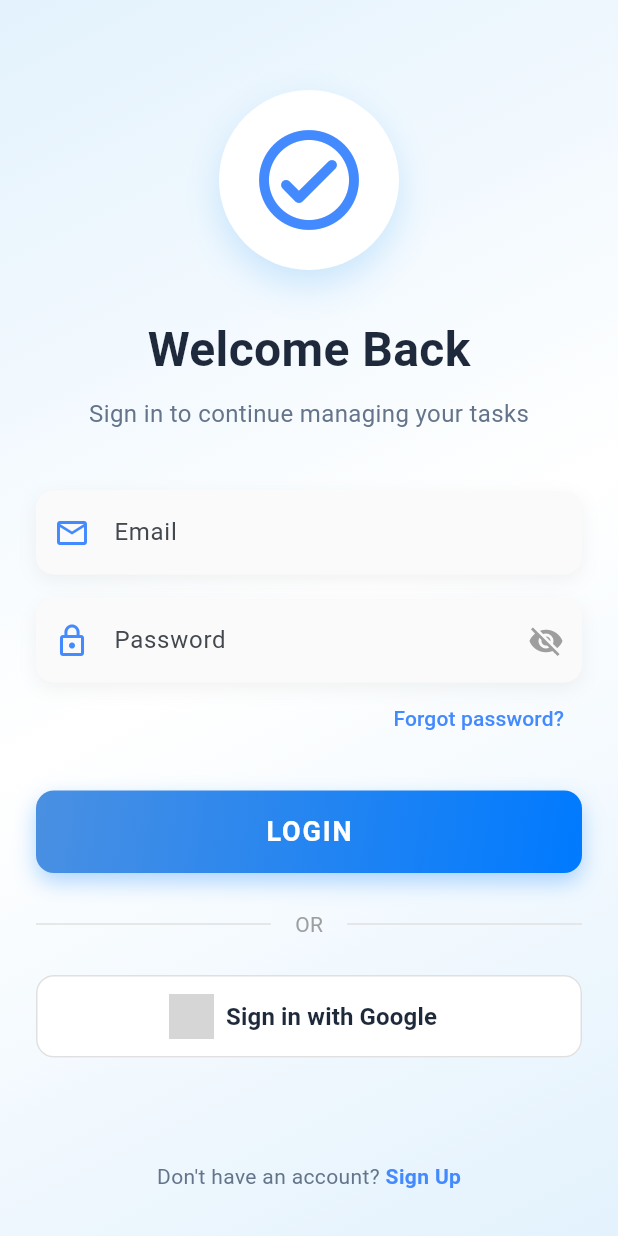
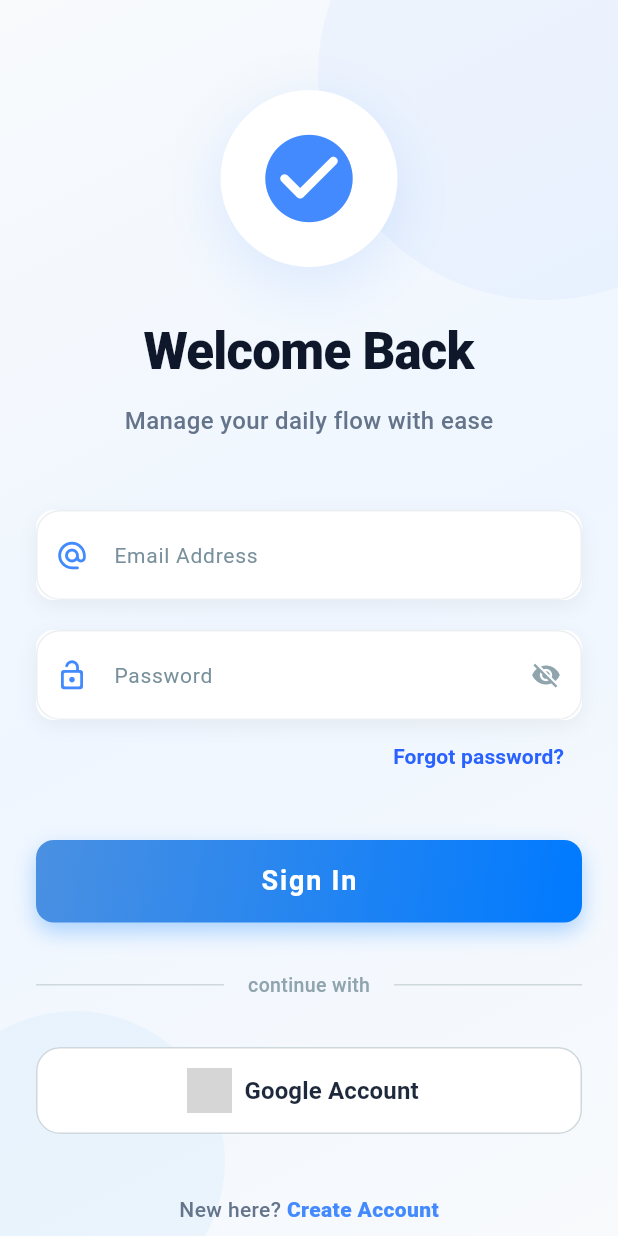
Before and after one commit to Uppara-Veeranjaneyulu/task-manager-flutter-app, a Flutter app: the screen it shows after launch, on a phone screen of 412 x 824 dp. Run offline on Flutter 3.47's test engine with Material 3 defaults, Android fonts, the phone set to English and light mode, and no system bars; our stand-ins replace cloud_firestore, firebase_auth, firebase_core, firebase_storage, flutter_local_notifications, google_sign_in and 7 more; missing offline and left inert: android_intent_plus, mailer, mobile_scanner, workmanager; accounts and stored records are empty; grey boxes are pictures that could not be loaded.

Commit message:
update login ui

```diff
--- a/lib/presentation/screens/login_screen.dart
+++ b/lib/presentation/screens/login_screen.dart
@@ -87,87 +87,148 @@ class _LoginScreenState extends State<LoginScreen> with SingleTickerProviderStat
   @override
   Widget build(BuildContext context) {
     return Scaffold(
-      backgroundColor: Colors.white,
-      body: SingleChildScrollView(
-        child: Container(
-          height: MediaQuery.of(context).size.height,
-          decoration: BoxDecoration(
+      body: Stack(
+        children: [
+          // 🎨 LAYER 1: Sophisticated Gradient Background
+          Container(
+            decoration: const BoxDecoration(
               gradient: LinearGradient(
                 begin: Alignment.topLeft,
                 end: Alignment.bottomRight,
                 colors: [
-                Colors.blue.shade50,
-                Colors.white,
-                Colors.blue.shade50,
+                  Color(0xFFF8FAFC), // Slate 50
+                  Color(0xFFEFF6FF), // Blue 50
+                  Color(0xFFF8FAFC),
                 ],
               ),
             ),
+          ),
+
+          // 🫧 LAYER 2: Abstract Decorative Shapes
+          Positioned(
+            top: -100,
+            right: -100,
+            child: Container(
+              width: 300,
+              height: 300,
+              decoration: BoxDecoration(
+                shape: BoxShape.circle,
+                color: Colors.blueAccent.withOpacity(0.05),
+              ),
+            ),
+          ),
+          Positioned(
+            bottom: -50,
+            left: -50,
+            child: Container(
+              width: 200,
+              height: 200,
+              decoration: BoxDecoration(
+                shape: BoxShape.circle,
+                color: Colors.blue.withOpacity(0.05),
+              ),
+            ),
+          ),
+
+          // 📄 LAYER 3: Main Content
+          SafeArea(
+            child: SingleChildScrollView(
+              physics: const BouncingScrollPhysics(),
               child: Padding(
                 padding: const EdgeInsets.symmetric(horizontal: 24),
-            child: FadeTransition(
-              opacity: _fadeAnimation,
                 child: Column(
-                mainAxisAlignment: MainAxisAlignment.center,
                   children: [
                     const SizedBox(height: 60),
-                  // Logo or Icon
-                  Container(
-                    padding: const EdgeInsets.all(20),
+
+                    // 🏷️ LOGO SECTION
+                    TweenAnimationBuilder<double>(
+                      tween: Tween(begin: 0.0, end: 1.0),
+                      duration: const Duration(seconds: 1),
+                      builder: (context, value, child) {
+                        return Transform.scale(
+                          scale: value,
+                          child: Opacity(opacity: value, child: child),
+                        );
+                      },
+                      child: Container(
+                        padding: const EdgeInsets.all(24),
                         decoration: BoxDecoration(
                           color: Colors.white,
                           shape: BoxShape.circle,
                           boxShadow: [
                             BoxShadow(
-                          color: Colors.blue.withOpacity(0.2),
-                          blurRadius: 20,
+                              color: Colors.blueAccent.withOpacity(0.12),
+                              blurRadius: 30,
+                              spreadRadius: 5,
                               offset: const Offset(0, 10),
                             ),
                           ],
                         ),
                         child: const Icon(
-                      Icons.check_circle_outline_rounded,
-                      size: 80,
+                          Icons.check_circle_rounded,
+                          size: 70,
                           color: Colors.blueAccent,
                         ),
                       ),
-                  const SizedBox(height: 30),
+                    ),
 
-                  const Text(
+                    const SizedBox(height: 32),
+
+                    // ✨ WELCOME TEXT (Staggered)
+                    _buildAnimatedItem(
+                      intervalStart: 0.2,
+                      child: const Column(
+                        children: [
+                          Text(
                             "Welcome Back",
                             style: TextStyle(
-                      fontSize: 32,
-                      fontWeight: FontWeight.bold,
-                      color: Color(0xFF1E293B),
+                              fontSize: 34,
+                              fontWeight: FontWeight.w800,
+                              color: Color(0xFF0F172A),
+                              letterSpacing: -0.5,
                             ),
                           ),
-                  const SizedBox(height: 8),
-                  const Text(
-                    "Sign in to continue managing your tasks",
+                          SizedBox(height: 10),
+                          Text(
+                            "Manage your daily flow with ease",
                             style: TextStyle(
                               fontSize: 16,
                               color: Color(0xFF64748B),
+                              fontWeight: FontWeight.w500,
                             ),
                           ),
-                  const SizedBox(height: 40),
+                        ],
+                      ),
+                    ),
 
-                  // 📧 EMAIL
+                    const SizedBox(height: 48),
+
+                    // 🧩 FORM SECTION
+                    _buildAnimatedItem(
+                      intervalStart: 0.4,
+                      child: Column(
+                        children: [
                           CustomTextField(
                             controller: emailController,
-                    label: "Email",
-                    prefixIcon: Icons.email_outlined,
+                            label: "Email Address",
+                            prefixIcon: Icons.alternate_email_rounded,
+                            keyboardType: TextInputType.emailAddress,
                           ),
-                  const SizedBox(height: 16),
-
-                  // 🔑 PASSWORD
+                          const SizedBox(height: 20),
                           CustomTextField(
                             controller: passwordController,
                             label: "Password",
-                    prefixIcon: Icons.lock_outline,
+                            prefixIcon: Icons.lock_open_rounded,
                             isPassword: true,
+                          ),
+                        ],
+                      ),
                     ),
 
                     // 🔁 FORGOT PASSWORD
-                  Align(
+                    _buildAnimatedItem(
+                      intervalStart: 0.5,
+                      child: Align(
                         alignment: Alignment.centerRight,
                         child: TextButton(
                           onPressed: () {
@@ -178,72 +239,87 @@ class _LoginScreenState extends State<LoginScreen> with SingleTickerProviderStat
                               ),
                             );
                           },
-                      child: const Text(
+                          child: Text(
                             "Forgot password?",
-                        style: TextStyle(color: Colors.blueAccent),
+                            style: TextStyle(
+                              color: Colors.blueAccent.shade700,
+                              fontWeight: FontWeight.w600,
+                            ),
+                          ),
                         ),
                       ),
                     ),
 
-                  const SizedBox(height: 24),
+                    const SizedBox(height: 32),
 
                     // 🔐 LOGIN BUTTON
-                  CustomButton(
+                    _buildAnimatedItem(
+                      intervalStart: 0.6,
+                      child: CustomButton(
                         onPressed: login,
-                    text: "LOGIN",
+                        text: "Sign In",
                         isLoading: isLoading,
                       ),
+                    ),
 
-                  const SizedBox(height: 24),
+                    const SizedBox(height: 32),
 
-                  Row(
+                    _buildAnimatedItem(
+                      intervalStart: 0.7,
+                      child: Row(
                         children: [
-                      Expanded(child: Divider(color: Colors.grey.shade300)),
+                          Expanded(child: Divider(color: Colors.blueGrey.shade100)),
                           Padding(
                             padding: const EdgeInsets.symmetric(horizontal: 16),
                             child: Text(
-                          "OR",
-                          style: TextStyle(color: Colors.grey.shade500),
+                              "continue with",
+                              style: TextStyle(
+                                color: Colors.blueGrey.shade300,
+                                fontSize: 13,
+                                fontWeight: FontWeight.w500,
                               ),
                             ),
-                      Expanded(child: Divider(color: Colors.grey.shade300)),
+                          ),
+                          Expanded(child: Divider(color: Colors.blueGrey.shade100)),
                         ],
                       ),
+                    ),
 
-                  const SizedBox(height: 24),
+                    const SizedBox(height: 32),
 
                     // 🔵 GOOGLE LOGIN
-                  SizedBox(
+                    _buildAnimatedItem(
+                      intervalStart: 0.8,
+                      child: SizedBox(
                         width: double.infinity,
-                    height: 55,
+                        height: 58,
                         child: OutlinedButton.icon(
                           icon: Image.asset(
-                        'assets/google_logo.png', // Make sure you have this asset or use Icon(Icons.g_mobiledata)
-                        height: 24,
-                        errorBuilder: (context, error, stackTrace) => const Icon(Icons.g_mobiledata, size: 30),
+                            'assets/google_logo.png',
+                            height: 22,
+                            errorBuilder: (context, error, stackTrace) =>
+                                const Icon(Icons.g_mobiledata, size: 30, color: Colors.red),
                           ),
                           label: const Text(
-                        "Sign in with Google",
+                            "Google Account",
                             style: TextStyle(
                               fontSize: 16,
-                          fontWeight: FontWeight.w600,
+                              fontWeight: FontWeight.w700,
                               color: Color(0xFF1E293B),
                             ),
                           ),
                           style: OutlinedButton.styleFrom(
-                        side: BorderSide(color: Colors.grey.shade300),
+                            side: BorderSide(color: Colors.blueGrey.shade100),
                             shape: RoundedRectangleBorder(
-                          borderRadius: BorderRadius.circular(12),
+                              borderRadius: BorderRadius.circular(16),
                             ),
                             backgroundColor: Colors.white,
+                            elevation: 0,
                           ),
                           onPressed: () async {
                             try {
                               final result = await GoogleAuthService.signInWithGoogle();
-
-                          // Fire Firestore update in background
                               UserService.createUserIfNotExists(result.user!);
-
                               if (mounted) {
                                 Navigator.pushReplacement(
                                   context,
@@ -253,23 +329,26 @@ class _LoginScreenState extends State<LoginScreen> with SingleTickerProviderStat
                             } catch (e) {
                               if (mounted) {
                                 ScaffoldMessenger.of(context).showSnackBar(
-                              SnackBar(content: Text(e.toString())),
+                                  SnackBar(content: Text(e.toString()), behavior: SnackBarBehavior.floating),
                                 );
                               }
                             }
                           },
                         ),
                       ),
+                    ),
 
-                  const Spacer(),
+                    const SizedBox(height: 40),
 
-                  // 🆕 REGISTER
-                  Row(
+                    // 🆕 REGISTER link at the very bottom
+                    _buildAnimatedItem(
+                      intervalStart: 0.9,
+                      child: Row(
                         mainAxisAlignment: MainAxisAlignment.center,
                         children: [
                           const Text(
-                        "Don't have an account? ",
-                        style: TextStyle(color: Color(0xFF64748B)),
+                            "New here? ",
+                            style: TextStyle(color: Color(0xFF64748B), fontWeight: FontWeight.w500),
                           ),
                           GestureDetector(
                             onTap: () {
@@ -279,21 +358,41 @@ class _LoginScreenState extends State<LoginScreen> with SingleTickerProviderStat
                               );
                             },
                             child: const Text(
-                          "Sign Up",
+                              "Create Account",
                               style: TextStyle(
                                 color: Colors.blueAccent,
-                            fontWeight: FontWeight.bold,
+                                fontWeight: FontWeight.w800,
                               ),
                             ),
                           ),
                         ],
                       ),
-                  const SizedBox(height: 30),
+                    ),
+                    const SizedBox(height: 40),
                   ],
                 ),
               ),
             ),
           ),
+        ],
+      ),
+    );
+  }
+
+  Widget _buildAnimatedItem({required double intervalStart, required Widget child}) {
+    return FadeTransition(
+      opacity: CurvedAnimation(
+        parent: _animationController,
+        curve: Interval(intervalStart, intervalStart + 0.3, curve: Curves.easeOut),
+      ),
+      child: SlideTransition(
+        position: Tween<Offset>(begin: const Offset(0, 0.2), end: Offset.zero).animate(
+          CurvedAnimation(
+            parent: _animationController,
+            curve: Interval(intervalStart, intervalStart + 0.3, curve: Curves.easeOutCubic),
+          ),
+        ),
+        child: child,
       ),
     );
   }
--- a/lib/presentation/widgets/custom_text_field.dart
+++ b/lib/presentation/widgets/custom_text_field.dart
@@ -47,12 +47,14 @@ class _CustomTextFieldState extends State<CustomTextField> {
         style: const TextStyle(fontSize: 16),
         decoration: InputDecoration(
           labelText: widget.label,
-          prefixIcon: Icon(widget.prefixIcon, color: Colors.blueAccent),
+          labelStyle: TextStyle(color: Colors.blueGrey.shade400, fontSize: 14),
+          prefixIcon: Icon(widget.prefixIcon, color: Colors.blueAccent, size: 22),
           suffixIcon: widget.isPassword
               ? IconButton(
                   icon: Icon(
                     _obscureText ? Icons.visibility_off : Icons.visibility,
-                    color: Colors.grey,
+                    color: Colors.blueGrey.shade300,
+                    size: 20,
                   ),
                   onPressed: () {
                     setState(() {
@@ -62,14 +64,22 @@ class _CustomTextFieldState extends State<CustomTextField> {
                 )
               : null,
           border: OutlineInputBorder(
-            borderRadius: BorderRadius.circular(12),
+            borderRadius: BorderRadius.circular(16),
             borderSide: BorderSide.none,
           ),
+          enabledBorder: OutlineInputBorder(
+            borderRadius: BorderRadius.circular(16),
+            borderSide: BorderSide(color: Colors.blueGrey.shade50),
+          ),
+          focusedBorder: OutlineInputBorder(
+            borderRadius: BorderRadius.circular(16),
+            borderSide: const BorderSide(color: Colors.blueAccent, width: 1.5),
+          ),
           filled: true,
-          fillColor: Colors.grey.withOpacity(0.05),
+          fillColor: Colors.white.withOpacity(0.8),
           contentPadding: const EdgeInsets.symmetric(
-            vertical: 16,
-            horizontal: 16,
+            vertical: 18,
+            horizontal: 20,
           ),
         ),
       ),
```
Lines whose indentation alone changed are shown as unchanged.
